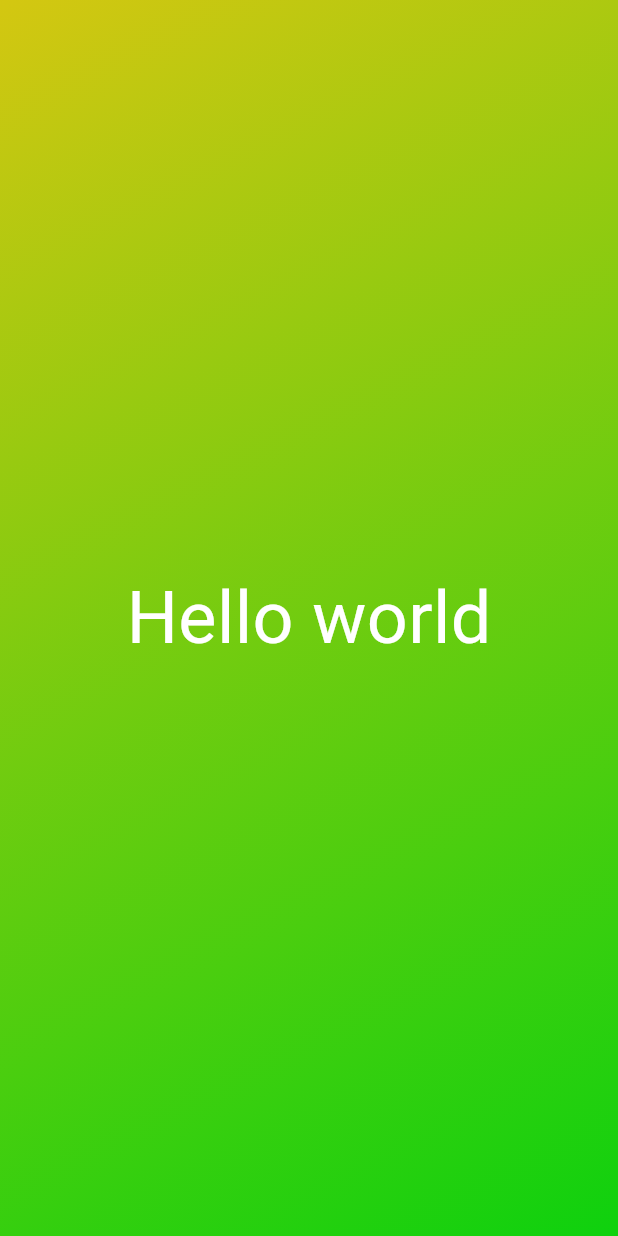
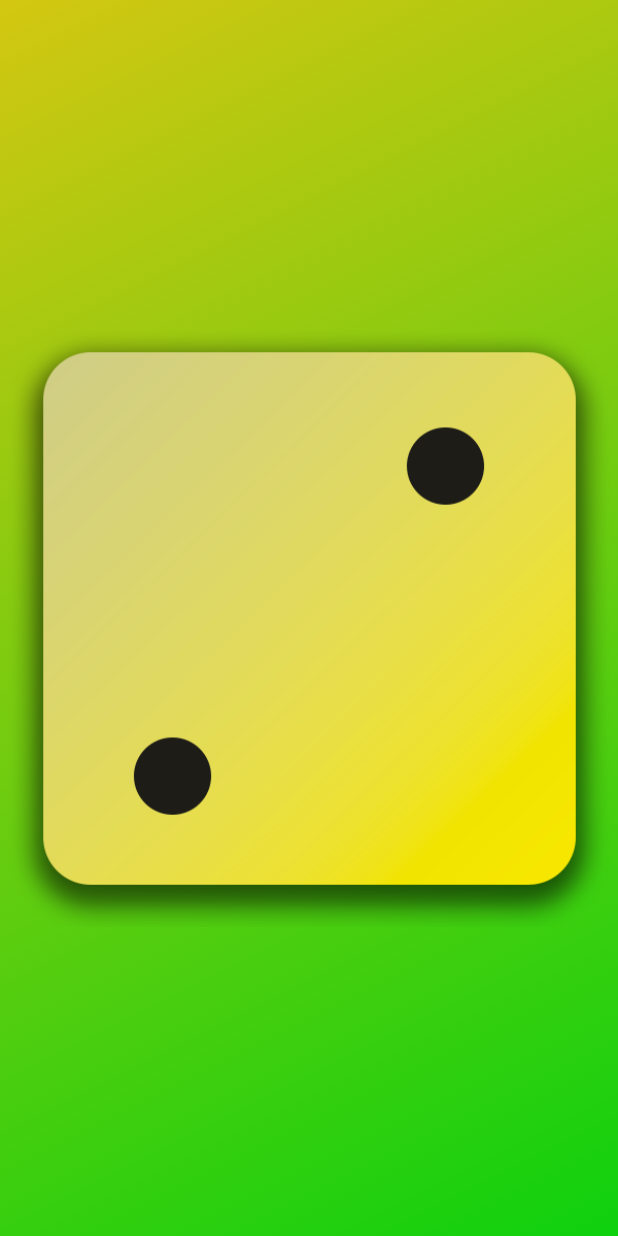
Before and after one commit to AhmedKiser/Dice-Roller-Application-Using-Flutter, a Flutter app: the screen it shows after launch, on a phone screen of 412 x 824 dp. Run offline on Flutter 3.47's test engine with Material 3 defaults, Android fonts, the phone set to English and light mode, and no system bars.

Commit message:
image added

```diff
--- a/first_app/lib/gradient_container.dart
+++ b/first_app/lib/gradient_container.dart
@@ -1,11 +1,15 @@
 import 'package:flutter/material.dart';
-import 'package:first_app/styled_text.dart';
+// import 'package:first_app/styled_text.dart';
 
 const startAlignment = Alignment.topLeft;
 const endAlignment = Alignment.bottomRight;
 class GradinetContainer extends StatelessWidget{
 
   const GradinetContainer(this.colors, {super.key});
+
+  // const GradinetContainer.purple({super.key})
+  // : color1 = Colors.deepPurple,
+  //   color2 = Colors.indigo ;
 
   // final Color right, left;
   final List<Color> colors;
@@ -21,8 +25,8 @@ class GradinetContainer extends StatelessWidget{
               end: endAlignment
             )
           ),
-          child: const Center(
-            child: StyledText('Hello world'),
+          child:  Center(
+            child: Image.asset('assets/images/dice-2.png'),
           ),
 
         );
```
Also changed, not shown: first_app/pubspec.yaml (+7 -4 lines), first_app/assets/images/dice-1.png (added), first_app/assets/images/dice-2.png (added), first_app/assets/images/dice-3.png (added), first_app/assets/images/dice-4.png (added), first_app/assets/images/dice-5.png (added), first_app/assets/images/dice-6.png (added).
